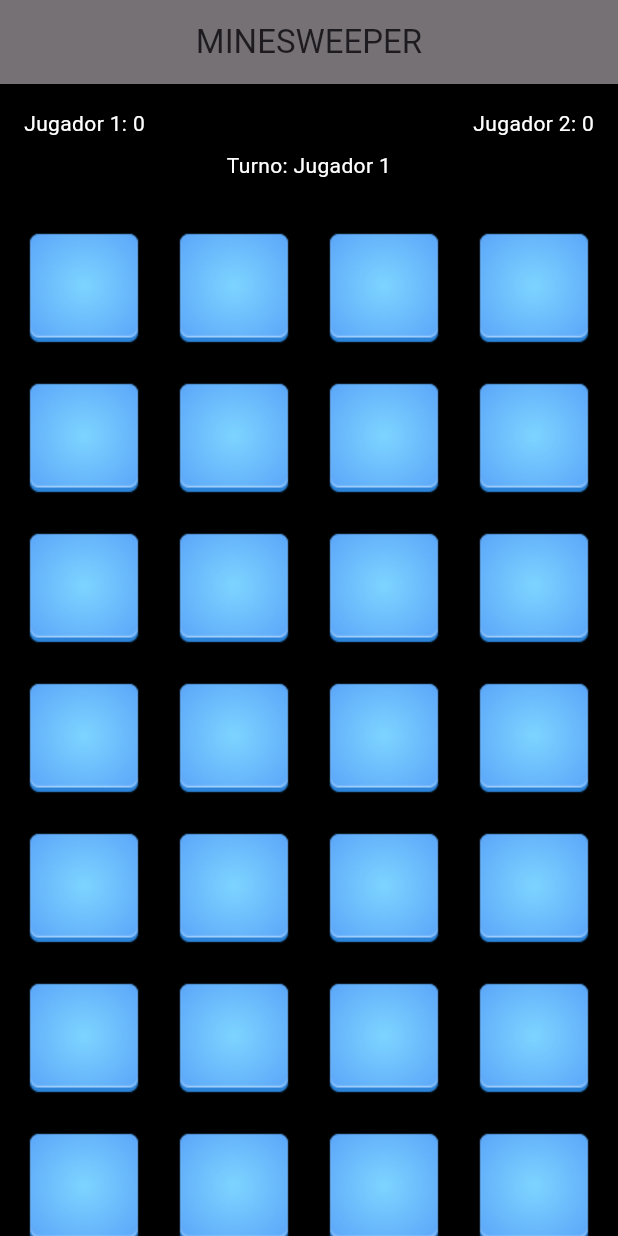
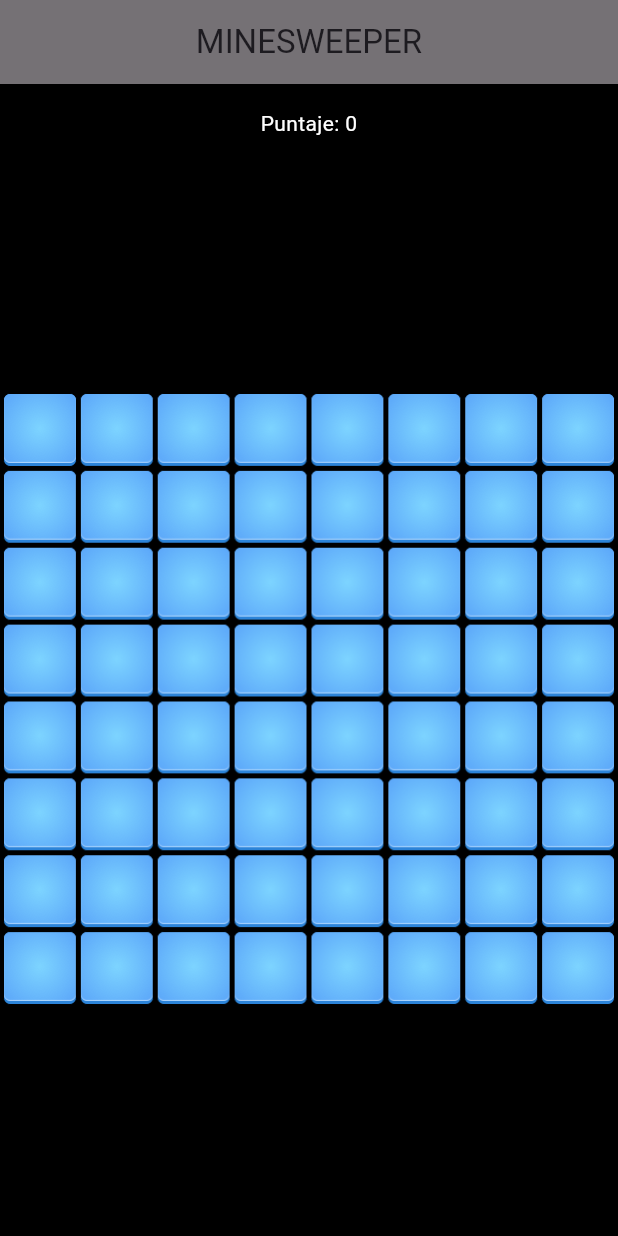
Before and after one commit to LatteMiguelangel/sweeping_mines, a Flutter app: the screen it shows after launch, on a phone screen of 412 x 824 dp. Run offline on Flutter 3.47's test engine with Material 3 defaults, Android fonts, the phone set to English and light mode, and no system bars; our stand-ins replace bloc, equatable, flutter_bloc.

Commit message:
mejora visual y logica individual

```diff
--- a/lib/logic/bloc/game_bloc.dart
+++ b/lib/logic/bloc/game_bloc.dart
@@ -41,11 +41,13 @@ List<Cell> generateBoard(GameConfiguration config) {
         }
       }
     }
+
     cells[i] = CellClosed(
       index: i,
       content: CellContent.values[bombCount],
     );
   }
+
   return cells;
 }
 
@@ -59,8 +61,7 @@ class GameBloc extends Bloc<GameEvent, GameState> {
         Playing(
           configuration: configuration,
           cells: cells,
-          currentPlayer: 0,
-          scores: [0, 0],
+          score: 0,
         ),
       );
     });
@@ -75,24 +76,22 @@ class GameBloc extends Bloc<GameEvent, GameState> {
 
       if (tappedCell is! CellClosed) return;
 
-      // Si bomba, solo abre esa celda y sigue
       if (tappedCell.content == CellContent.bomb) {
         cells[tappedIndex] = CellOpened(
           index: tappedIndex,
           content: tappedCell.content,
         );
+
         emit(
           Playing(
             configuration: state.gameConfiguration,
             cells: cells,
-            currentPlayer: state.currentPlayer,
-            scores: state.scores,
+            score: state.score,
           ),
         );
         return;
       }
 
-      // Revela celdas
       _revealCellsRecursively(
         cells,
         tappedIndex,
@@ -100,7 +99,6 @@ class GameBloc extends Bloc<GameEvent, GameState> {
         configuration.height,
       );
 
-      // Cuenta nuevos puntos
       int points = cells
           .where((cell) =>
               cell is CellOpened &&
@@ -108,18 +106,11 @@ class GameBloc extends Bloc<GameEvent, GameState> {
               cell.content != CellContent.bomb)
           .length;
 
-      final updatedScores = [...state.scores];
-      updatedScores[state.currentPlayer] += points;
-
-      // Siguiente turno
-      int nextPlayer = (state.currentPlayer + 1) % updatedScores.length;
-
       emit(
         Playing(
           configuration: state.gameConfiguration,
           cells: cells,
-          currentPlayer: nextPlayer,
-          scores: updatedScores,
+          score: state.score + points,
         ),
       );
     });
--- a/lib/logic/bloc/game_event.dart
+++ b/lib/logic/bloc/game_event.dart
@@ -1,5 +1,4 @@
 part of 'game_bloc.dart';
-
 
 abstract class GameEvent extends Equatable {
   const GameEvent();
--- a/lib/logic/bloc/game_state.dart
+++ b/lib/logic/bloc/game_state.dart
@@ -14,16 +14,14 @@ class GameInitial extends GameState {
 
 class Playing extends GameState {
   final List<Cell> cells;
-  final int currentPlayer;
-  final List<int> scores;
+  final int score;
 
   const Playing({
     GameConfiguration? configuration,
     required this.cells,
-    required this.currentPlayer,
-    required this.scores,
+    required this.score,
   }) : super(configuration);
 
   @override
-  List<Object?> get props => super.props..addAll([cells, currentPlayer, scores]);
+  List<Object?> get props => super.props..addAll([cells, score]);
 }
--- a/lib/logic/model.dart
+++ b/lib/logic/model.dart
@@ -51,7 +51,4 @@ class GameConfiguration{
   final int height;
   final int numberOfBombs;
   GameConfiguration({required this.width, required this.height, required this.numberOfBombs});
-
-  //Funcion recursiva para generar la configuración del juego
-  //gameDifficult(){}
 }
--- a/lib/views/cell_view.dart
+++ b/lib/views/cell_view.dart
@@ -3,32 +3,34 @@ import 'package:buscando_minas/logic/model.dart';
 import 'package:flutter/material.dart';
 import 'package:buscando_minas/assets.dart';
 import 'package:flutter_bloc/flutter_bloc.dart';
+
 class CellView extends StatelessWidget {
   final Cell cell;
 
-  const CellView({
-    super.key,
-    required this.cell,
-  });
-
+  const CellView({super.key, required this.cell});
 
   @override
   Widget build(BuildContext context) {
     return GestureDetector(
-      // ignore: avoid_print
-      onTap: (){context.read<GameBloc>().add(TapCell(cell.index));},
-      child: Image.asset(_imageForCell(cell)),
+      onTap: () {
+        context.read<GameBloc>().add(TapCell(cell.index));
+      },
+      child: Container(
+        decoration: BoxDecoration(
+          image: DecorationImage(
+            image: AssetImage(_imageForCell(cell)),
+            fit: BoxFit.cover,
+          ),
+        ),
+      ),
     );
   }
 
-
-  String _imageForCell(Cell cell){
-    if(cell is CellClosed){
+  String _imageForCell(Cell cell) {
+    if (cell is CellClosed) {
       return Assets.cellClosed;
-    }else{
+    } else {
       return Assets.openedCells[cell.content.index];
     }
   }
-
-
 }
--- a/lib/views/game_screen.dart
+++ b/lib/views/game_screen.dart
@@ -16,8 +16,7 @@ class GameScreen extends StatelessWidget {
     );
 
     return BlocProvider(
-      create: (context) =>
-          GameBloc(configuration)..add(InitializeGame()),
+      create: (context) => GameBloc(configuration)..add(InitializeGame()),
       child: BlocBuilder<GameBloc, GameState>(
         builder: (context, state) {
           return Scaffold(
@@ -33,9 +32,7 @@ class GameScreen extends StatelessWidget {
                   colors: [Colors.black, Colors.black],
                 ),
               ),
-              child: state is Playing
-                  ? _gameContent(state)
-                  : _loading(),
+              child: state is Playing ? _gameContent(state) : _loading(),
             ),
           );
         },
@@ -55,43 +52,40 @@ class GameScreen extends StatelessWidget {
           child: Column(
             crossAxisAlignment: CrossAxisAlignment.stretch,
             children: [
-              Row(
-                children: [
-                  Text(
-                    'Jugador 1: ${state.scores[0]}',
-                    style: const TextStyle(color: Colors.white),
-                  ),
-                  const Spacer(),
-                  Text(
-                    'Jugador 2: ${state.scores[1]}',
-                    style: const TextStyle(color: Colors.white),
-                  ),
-                ],
-              ),
-              const SizedBox(height: 8),
               Text(
-                'Turno: Jugador ${state.currentPlayer + 1}',
+                'Puntaje: ${state.score}',
                 style: const TextStyle(color: Colors.white),
                 textAlign: TextAlign.center,
               ),
             ],
           ),
         ),
-
-        // Para que el GridView ocupe todo el espacio restante
         Expanded(
-          child: GridView.builder(
-            padding: const EdgeInsets.all(8),
-            gridDelegate:
-                SliverGridDelegateWithFixedCrossAxisCount(
-              crossAxisCount: 4,
-              crossAxisSpacing: 4,
-              mainAxisSpacing: 4,
-            ),
-            itemCount: state.cells.length,
-            itemBuilder: (context, index) {
-              return CellView(
-                cell: state.cells[index],
+          child: LayoutBuilder(
+            builder: (context, constraints) {
+              final gridSize =
+                  constraints.maxWidth; // Limita a ancho de la pantalla
+              final cellSize = (gridSize - 8 * 4) / 8; // Considera los espacios
+              return Center(
+                child: SizedBox(
+                  width: gridSize,
+                  height: gridSize,
+                  child: GridView.builder(
+                    physics:
+                        const NeverScrollableScrollPhysics(),
+                    gridDelegate:
+                        const SliverGridDelegateWithFixedCrossAxisCount(
+                          crossAxisCount: 8,
+                          crossAxisSpacing: 2,
+                          mainAxisSpacing: 2,
+                        ),
+                    padding: const EdgeInsets.all(2),
+                    itemCount: state.cells.length,
+                    itemBuilder: (context, index) {
+                      return CellView(cell: state.cells[index]);
+                    },
+                  ),
+                ),
               );
             },
           ),
```
